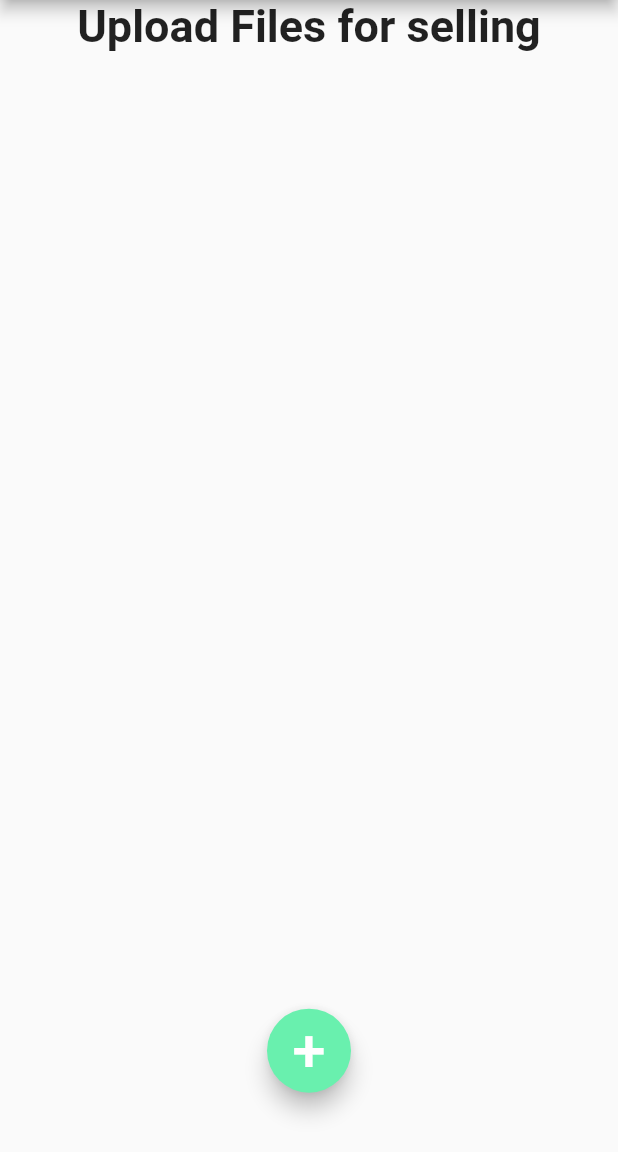
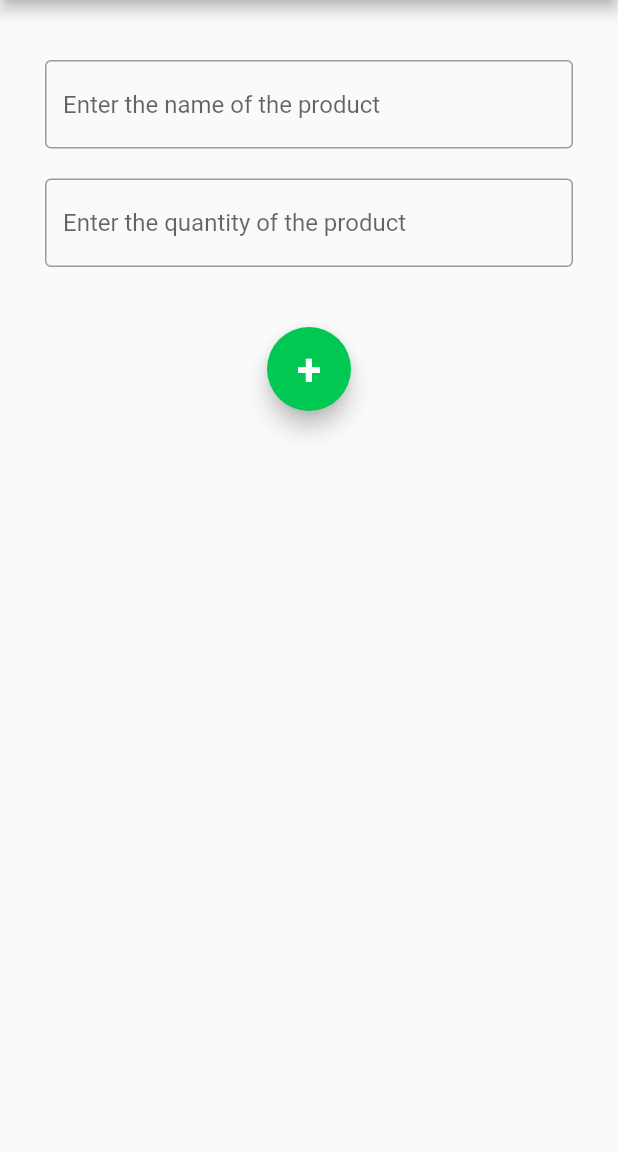
Before and after one commit to kovid-sharma/seller_buyer_project, a Flutter app: the sellload screen opened by its route, on a phone screen of 412 x 824 dp, the part 84-1236 px from its top. Run offline on Flutter 3.47's test engine with Material 2 defaults, Android fonts, the phone set to English and light mode, and no system bars; our stand-ins replace font_awesome_flutter, google_sign_in, image_picker; missing offline and left inert: images_picker.

Commit message:
import image picker

```diff
--- a/lib/selload.dart
+++ b/lib/selload.dart
@@ -1,5 +1,5 @@
 import 'package:flutter/material.dart';
-import 'package:images_picker/images_picker.dart';
+import 'package:image_picker/image_picker.dart';
 class sellload extends StatefulWidget {
   const sellload({Key? key}) : super(key: key);
 
@@ -16,50 +16,56 @@ class _sellloadState extends State<sellload> {
         centerTitle: true,
         backgroundColor: Colors.black,
       ),
-      body: Column(
+      body: Container(
+        margin: EdgeInsets.symmetric(horizontal: 30),
+        child: Column(
           children: [
-          Expanded(child:
-            Text('Upload Files for selling',
-            style: TextStyle(
-              fontSize: 30,
-              fontWeight: FontWeight.bold,
-            ),)
+            SizedBox(
+              height: 40,
             ),
            Expanded(
-          flex: 8,
-          child: Container(
-
+             flex: 9,
+             child: Column(
+               children: [
+                 TextFormField(
+                decoration: InputDecoration(
+                border: OutlineInputBorder(),
+                 hintText: 'Enter the name of the product',
                  ),
     ),
-          Expanded(
-            flex: 8,
-            child: Container(
-
+                 SizedBox(
+                 height: 20,
+                 ),
+                 TextFormField(
+                   decoration: InputDecoration(
+                     border: OutlineInputBorder(),
+                     hintText: 'Enter the quantity of the product',
                  ),
                  ),
-
+                  SizedBox(
+                    height: 40,
+                  ),
                  FloatingActionButton(
                    onPressed: ()
                    {
 
                    },
-      backgroundColor: Colors.greenAccent,
+                   backgroundColor: Colors.greenAccent.shade700,
                    child: Text('+',
                    style: TextStyle(
-                fontSize: 40,
+                     fontSize: 30,
+                     fontWeight: FontWeight.bold,
                    ),
                    ),
                  ),
-          Expanded(
-
-              flex: 1,
-              child: Container(
-
+               ],
+             ),
            )
-          ),
-        ],
 
 
+
+ ]
+        ),
       ),
     );
   }
--- a/pubspec.yaml
+++ b/pubspec.yaml
@@ -41,6 +41,7 @@ dependencies:
   font_awesome_flutter: ^10.3.0
   provider: ^6.0.5
   images_picker: ^1.2.11
+  image_picker: ^0.8.6
 
 
 dev_dependencies:
```
Also changed, not shown: pubspec.lock. Lines whose indentation alone changed are shown as unchanged.
